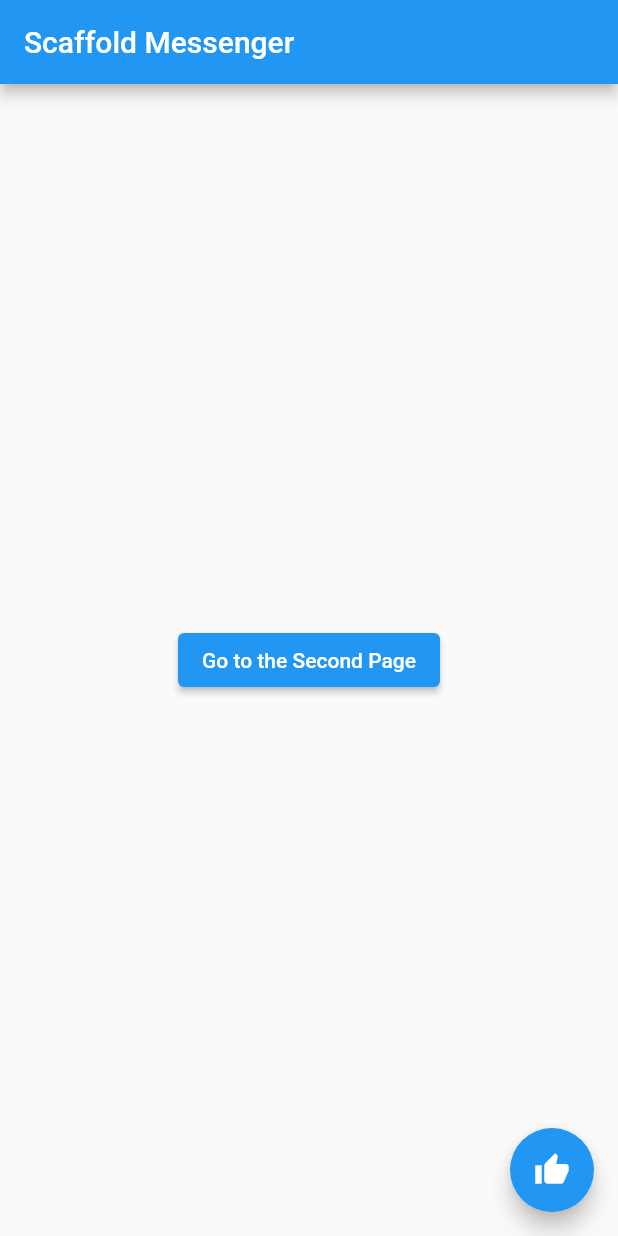
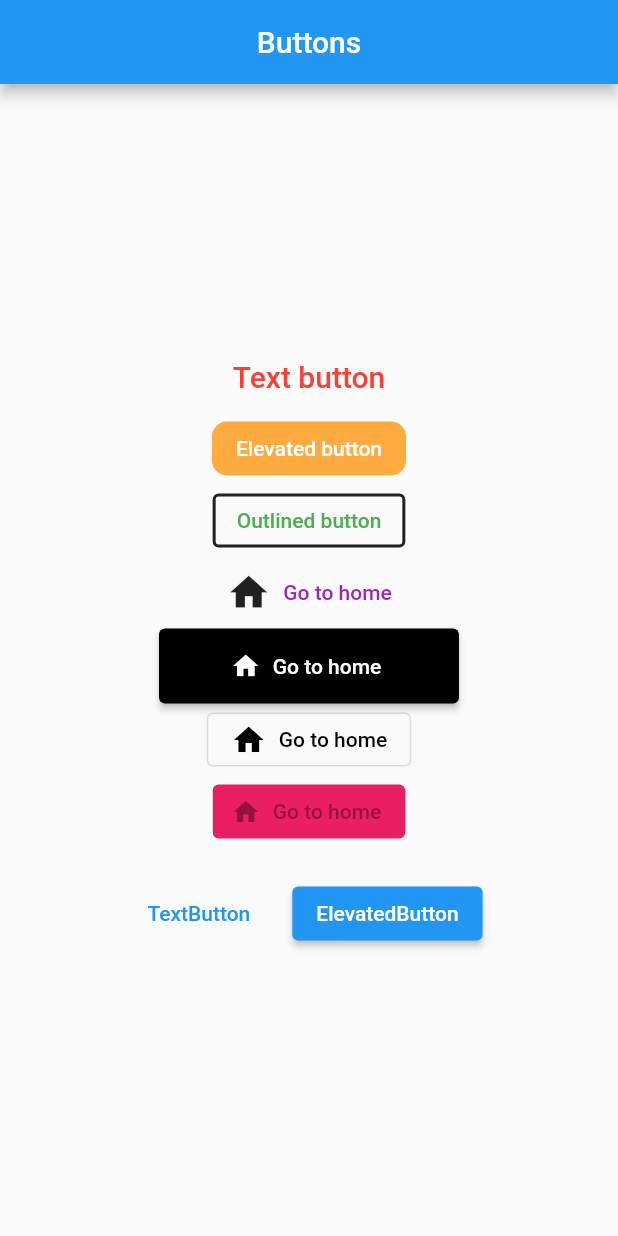
Before and after one commit to kisbi3/contact, a Flutter app: the screen it shows after launch, on a phone screen of 412 x 824 dp. Run offline on Flutter 3.47's test engine with Material 2 defaults, Android fonts, the phone set to English and light mode, and no system bars.

Commit message:
- flutter2.0 - Text button Elevated button Outlined button ButtonBar
순한맛 27
-순한맛 끝!!!-

```diff
--- a/lib/main.dart
+++ b/lib/main.dart
@@ -13,119 +13,151 @@ class MyApp extends StatelessWidget {
       theme: ThemeData(
         primarySwatch: Colors.blue
       ),
-      home: MyPage(),
+      home: MyButtons(),
     );
   }
 }
 
-class MyPage extends StatelessWidget {
-  const MyPage({Key? key}) : super(key: key);
+
+class MyButtons extends StatelessWidget {
+  const MyButtons({Key? key}) : super(key: key);
 
   @override
   Widget build(BuildContext context) {
     return Scaffold(
       appBar: AppBar(
-        title: Text("Scaffold Messenger"),
+        title: Text('Buttons'),
+        centerTitle: true,
       ),
-      body: HomeBody(),
-      floatingActionButton: FloatingActionButton(
-        child: Icon(Icons.thumb_up),
-        onPressed: (){
-          ScaffoldMessenger.of(context).showSnackBar(SnackBar(
-              content: Text('Like a new Snack bar!'),
-            duration: Duration(seconds: 5),
-            action: SnackBarAction(label: 'Undo', onPressed: (){
-              Navigator.push(context,
-                  MaterialPageRoute(builder: (context) => ThirdPage()),
-              );
-            }),
-          ));
-        },
-      ),
+      body: Center(
+        child: Column(
+          mainAxisAlignment: MainAxisAlignment.center,
+          children: [
+          //  그냥 TextButton
+            TextButton(
+              onPressed: (){
+                print("Text Button");
+              },
+              onLongPress: (){
+                print("Text Button2");
+              },
+              child: Text(
+                "Text button",
+                style: TextStyle(
+                  fontSize: 20.0
+                ),
+              ),
+              style: TextButton.styleFrom(
+                // 영상에서는 primary를 사용하였지만, 이제는 사용하지 않는다고 나옴.
+                // 대신 foregroundColor 사용!
+                foregroundColor: Colors.red,
+              // backgroundColor: Colors.blue
+              ),
+            ),
+            // 어느정도 떠서 보이는 버튼(그림자는 elevation으로 설정 가능)
+            ElevatedButton(
+              onPressed: (){
+                print("Elevated button");
+              },
+                child: Text('Elevated button'),
+            style:ElevatedButton.styleFrom(
+              backgroundColor: Colors.orangeAccent,
+              shape: RoundedRectangleBorder(
+                borderRadius: BorderRadius.circular(10)
+              ),
+              elevation: 0.0
+            ),
+            ),
+
+            // 외곽 선이 있는 버튼
+            OutlinedButton(
+                onPressed: (){
+                  print('Outlined button');
+                },
+                child: Text('Outlined button'),
+              style: OutlinedButton.styleFrom(
+                foregroundColor: Colors.green,
+                // 외곽 선 설정
+                side: BorderSide(
+                  color: Colors.black87,
+                  width: 2.0
+                )
+              ),
+            ),
+
+          //  버튼 앞에 아이콘을 넣어야 하는 경우 : .icon
+            TextButton.icon(
+                onPressed: (){
+                  print('Icon button');
+                },
+                icon: Icon(
+                    Icons.home,
+                  size: 30.0,
+                  color: Colors.black87,
+                ),
+                label: Text('Go to home'),
+              style: TextButton.styleFrom(
+                // icon에서 색을 지정하지 않았더라면 여기서 지정하는 색과 동일한 색으로 설정함
+                foregroundColor: Colors.purple
+              ),
+            ),
+            ElevatedButton.icon(
+                onPressed: (){
+                  print('Go to home');
+                },
+                icon: Icon(
+                  Icons.home,
+                  size: 20.0,
+                ),
+                label: Text('Go to home'),
+              style: ElevatedButton.styleFrom(
+                backgroundColor: Colors.black,
+                // 크기 설정
+                minimumSize: Size(200, 50)
+              ),
+            ),
+            OutlinedButton.icon(
+                onPressed: (){
+                  print('Go to home');
+                },
+                icon: Icon(Icons.home),
+                label: Text('Go to home'),
+              style: OutlinedButton.styleFrom(
+                foregroundColor: Colors.black,
+              )
+            ),
+            ElevatedButton.icon(
+              //비활성화된 버튼
+              onPressed: null,
+              icon: Icon(
+                Icons.home,
+                size: 20.0,
+              ),
+              label: Text('Go to home'),
+              style: ElevatedButton.styleFrom(
+                  backgroundColor: Colors.black,
+                  disabledBackgroundColor: Colors.pink,
+              ),
+            ),
+          //  context 아래에서 오른쪽 끝에 두개의 버튼을 가로정렬 시켜주는 ButtonBar
+          //  만약 가로 공간이 부족하다면 세로로 배치 해줌
+            ButtonBar(
+              alignment: MainAxisAlignment.center,
+              buttonPadding: EdgeInsets.all(20),
+              children: [
+                TextButton(
+                    onPressed: (){},
+                    child: Text("TextButton"),
+                ),
+                ElevatedButton(
+                    onPressed: (){},
+                    child: Text("ElevatedButton"),
+                )
+              ],
+            )
+          ],
+        )
+      )
     );
   }
 }
-
-class HomeBody extends StatelessWidget {
-  const HomeBody({Key? key}) : super(key: key);
-
-  @override
-  Widget build(BuildContext context) {
-    return Center(
-      child: ElevatedButton(
-          onPressed: (){
-            Navigator.push(context, MaterialPageRoute(builder: (context)=> SecondPage()),);
-          },
-          child: Text('Go to the Second Page')
-      ),
-    );
-  }
-}
-
-class SecondPage extends StatelessWidget {
-  const SecondPage({Key? key}) : super(key: key);
-
-  @override
-  Widget build(BuildContext context) {
-    return Scaffold(
-      appBar: AppBar(
-        title: Text('Second Page'),
-      ),
-      body: Center(
-        child: Text(
-            '"좋아요"가 추가 되었습니다.',
-                style: TextStyle(
-            fontSize: 20.0,
-            color: Colors.redAccent,
-        ),
-        ),
-      ),
-    );
-  }
-}
-
-// Snackbar가 다른 페이지로 갔을 때 바로 사라지게 하려면...
-// 개별적인 ScaffoldMessenger를 생성해야 함!
-//      => Scaffold를 ScaffoldMessenger로 감싸기고 Builder 함수를 이용해야 함.
-class ThirdPage extends StatelessWidget {
-  const ThirdPage({Key? key}) : super(key: key);
-
-  @override
-  Widget build(BuildContext context) {
-    return ScaffoldMessenger(
-      child: Scaffold(
-        appBar: AppBar(
-          title: Text('Third Page'),
-        ),
-        body: Builder(
-          builder: (context) {
-            return Center(
-              child: Column(
-                mainAxisAlignment: MainAxisAlignment.center,
-                children: [
-                  Text(
-                    '"좋아요"를 취소 하시겠습니까?',
-                    style: TextStyle(
-                      fontSize: 20.0,
-                      color: Colors.redAccent,
-                    ),
-                  ),
-                  ElevatedButton(
-                      onPressed: () {
-                        ScaffoldMessenger.of(context).showSnackBar(
-                            SnackBar(content: Text('"좋아요"가 취소되었습니다.'),
-                              duration: Duration(seconds: 3),
-                            )
-                        );
-                      },
-                      child: Text("취소하기"))
-                ],
-              ),
-              //    Center 위젯은 return된 위젯이므로 ; 붙여야 함.
-            );
-          }
-        ),
-      ),
-    );
-  }
-}
```
